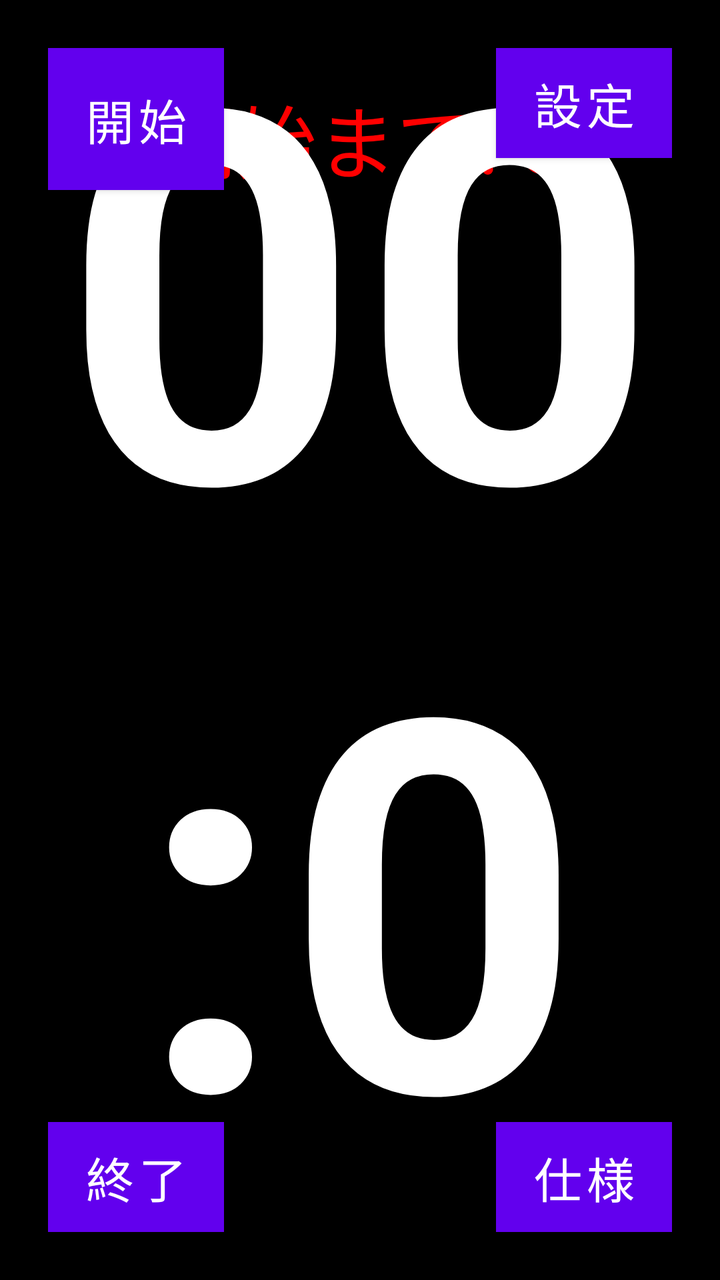
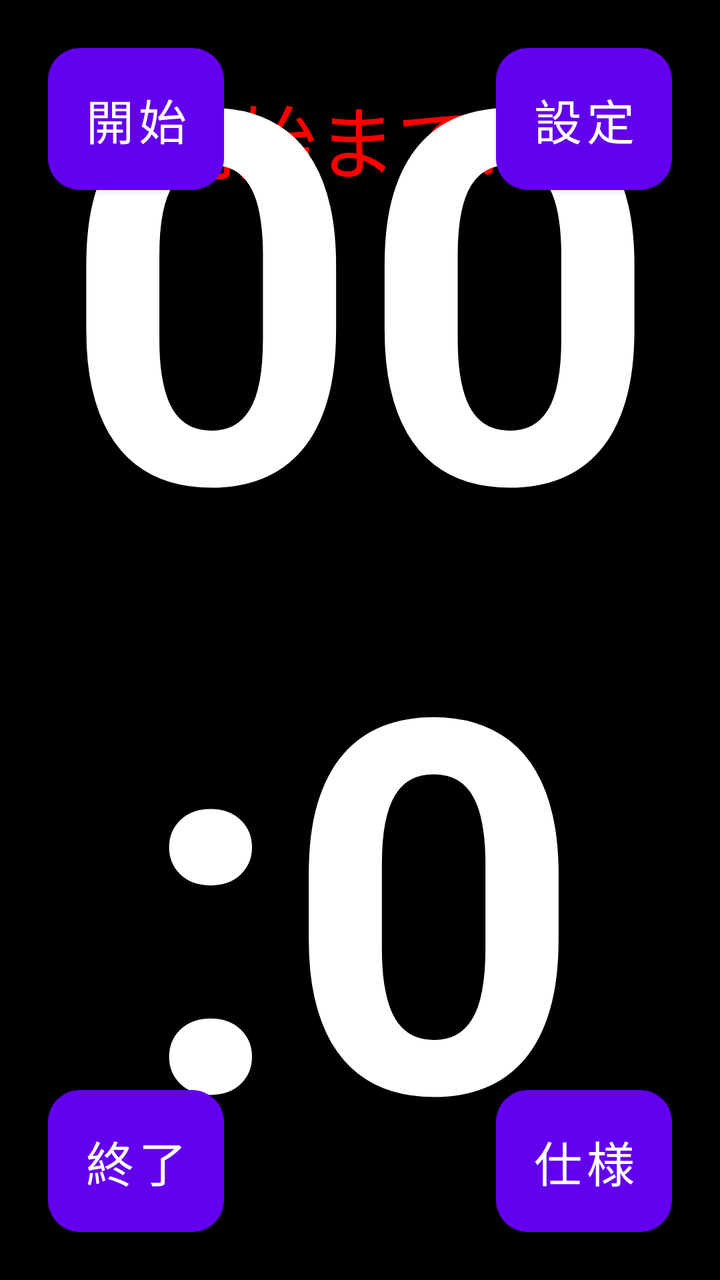

Before-and-after screenshots of an Android layout around one commit, followed by the original layout XML and the change that was made.
<!-- AndroidManifest.xml: application theme Theme.MaterialComponents.DayNight.NoActionBar -->
<!-- res/layout/activity_main.xml -->
<?xml version="1.0" encoding="utf-8"?>

<RelativeLayout xmlns:android="http://schemas.android.com/apk/res/android"
    android:layout_width="match_parent"
    android:layout_height="match_parent"
    android:background="#000000">

    
    <Button
        android:id="@+id/startBtn"
        android:layout_width="wrap_content"
        android:layout_height="wrap_content"
        android:text="開始"
        android:textSize="24sp"
        android:textColor="#FFFFFF"
        android:background="#444444"
        android:padding="12dp"
        android:layout_alignParentStart="true"
        android:layout_alignParentTop="true"
        android:layout_marginStart="24dp"
        android:layout_marginTop="24dp" />

    
    <TextView
        android:id="@+id/countdownText"
        android:layout_width="wrap_content"
        android:layout_height="wrap_content"
        android:text="開始まで: 5"
        android:textSize="40sp"
        android:textColor="#FF0000"
        android:layout_centerHorizontal="true"
        android:layout_marginTop="40dp"/>

    
    <TextView
        android:id="@+id/timerText"
        android:layout_width="match_parent"
        android:layout_height="match_parent"
        android:text="00:00"
        android:textSize="260sp"
        android:textColor="#FFFFFF"
        android:textStyle="bold"
        android:gravity="center"
        android:includeFontPadding="false"/>

    
    <Button
        android:id="@+id/settingsBtn"
        android:layout_width="wrap_content"
        android:layout_height="wrap_content"
        android:text="設定"
        android:textSize="24sp"
        android:layout_alignParentTop="true"
        android:layout_alignParentEnd="true"
        android:layout_margin="24dp"
        android:background="#444444"
        android:textColor="#FFFFFF" />

    
    <Button
        android:id="@+id/specBtn"
        android:layout_width="wrap_content"
        android:layout_height="wrap_content"
        android:text="仕様"
        android:textSize="24sp"
        android:layout_alignParentBottom="true"
        android:layout_alignParentEnd="true"
        android:layout_margin="24dp"
        android:background="#444444"
        android:textColor="#FFFFFF" />

    
    <Button
        android:id="@+id/stopBtn"
        android:layout_width="wrap_content"
        android:layout_height="wrap_content"
        android:text="終了"
        android:textSize="24sp"
        android:layout_alignParentBottom="true"
        android:layout_alignParentStart="true"
        android:layout_margin="24dp"
        android:background="#444444"
        android:textColor="#FFFFFF" />

</RelativeLayout>
<!-- resources referenced by this layout -->
<resources>

</resources>

<!-- the commit's change to res/layout/activity_main.xml (unified diff, before → after) -->
@@ -13,7 +13,7 @@
         android:text="開始"
         android:textSize="24sp"
         android:textColor="#FFFFFF"
-        android:background="#444444"
+        android:background="@drawable/btn_bg"
         android:padding="12dp"
         android:layout_alignParentStart="true"
         android:layout_alignParentTop="true"
@@ -50,11 +50,12 @@
         android:layout_height="wrap_content"
         android:text="設定"
         android:textSize="24sp"
+        android:background="@drawable/btn_bg"
+        android:textColor="#FFFFFF"
+        android:padding="12dp"
         android:layout_alignParentTop="true"
         android:layout_alignParentEnd="true"
-        android:layout_margin="24dp"
-        android:background="#444444"
-        android:textColor="#FFFFFF" />
+        android:layout_margin="24dp" />
 
     
     <Button
@@ -63,11 +64,12 @@
         android:layout_height="wrap_content"
         android:text="仕様"
         android:textSize="24sp"
+        android:background="@drawable/btn_bg"
+        android:textColor="#FFFFFF"
+        android:padding="12dp"
         android:layout_alignParentBottom="true"
         android:layout_alignParentEnd="true"
-        android:layout_margin="24dp"
-        android:background="#444444"
-        android:textColor="#FFFFFF" />
+        android:layout_margin="24dp" />
 
     
     <Button
@@ -76,10 +78,11 @@
         android:layout_height="wrap_content"
         android:text="終了"
         android:textSize="24sp"
+        android:background="@drawable/btn_bg"
+        android:textColor="#FFFFFF"
+        android:padding="12dp"
         android:layout_alignParentBottom="true"
         android:layout_alignParentStart="true"
-        android:layout_margin="24dp"
-        android:background="#444444"
-        android:textColor="#FFFFFF" />
+        android:layout_margin="24dp" />
 
 </RelativeLayout>
<!-- resource entries referenced after the edit -->
@@ -1,5 +1,21 @@
 <!-- resources referenced by this layout -->
 <resources>
-
+  <!-- drawable btn_bg (drawable) -->
+  <?xml version="1.0" encoding="utf-8"?>
+  
+  <shape xmlns:android="http://schemas.android.com/apk/res/android"
+      android:shape="rectangle">
+  
+      <solid android:color="#444444"/>
+  
+      <corners android:radius="16dp"/>
+  
+      
+      <padding
+          android:left="12dp"
+          android:top="0dp"
+          android:right="12dp"
+          android:bottom="0dp"/>
+  </shape>
 </resources>
 
